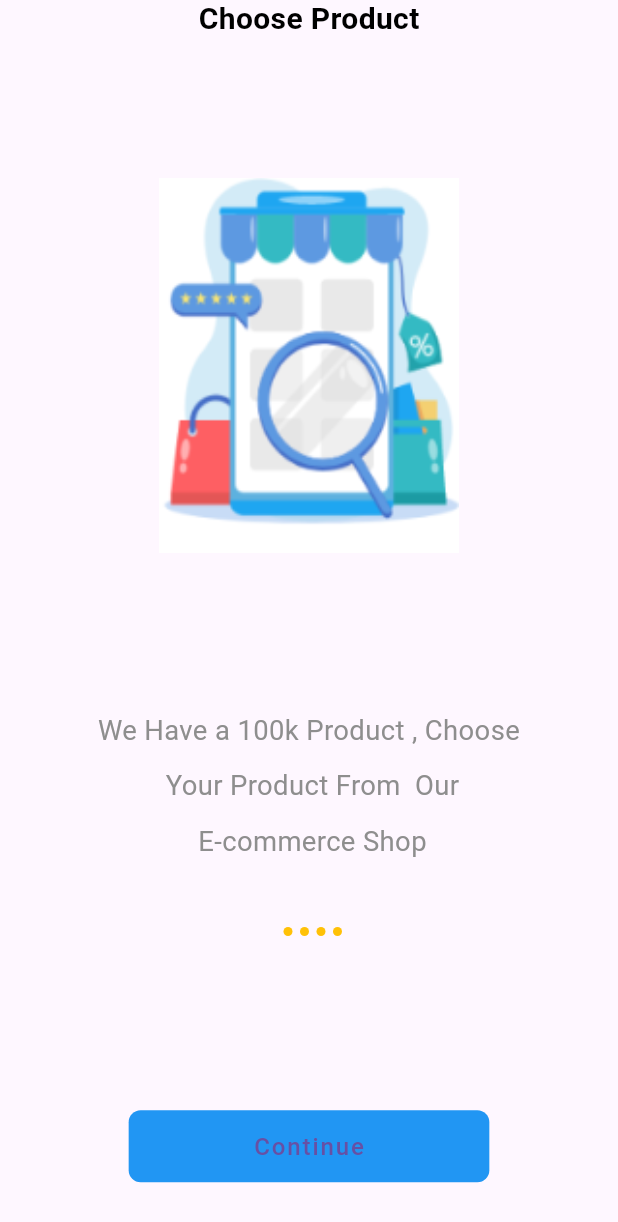
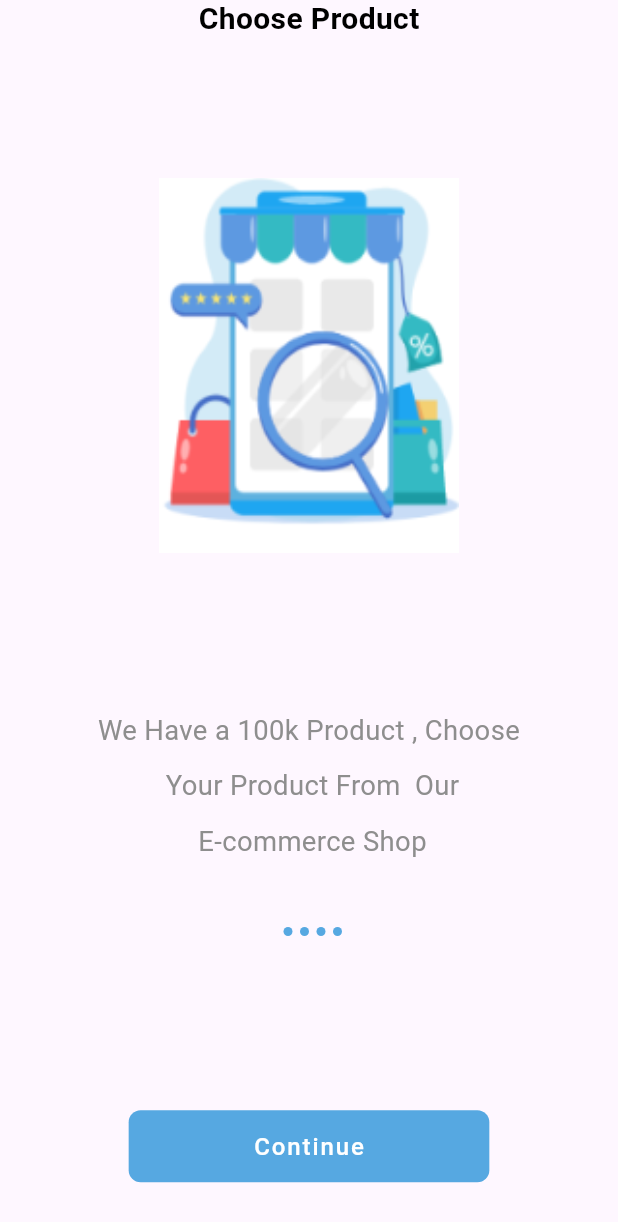
Before and after one commit to MohammedAnwar2/ecommerce-app, a Flutter app: the screen it shows after launch, on a phone screen of 412 x 824 dp. Shown: the top 1222 px of the screen. Run offline on Flutter 3.47's test engine with Material 3 defaults, Android fonts, the phone set to English and light mode, and no system bars; our stand-ins replace flutter_screenutil, get.

Commit message:
Added custom button and dot controller widgets for the onboarding screen to improve UI consistency and functionality.

```diff
--- a/lib/core/constant/color.dart
+++ b/lib/core/constant/color.dart
@@ -2,4 +2,5 @@ import 'package:flutter/material.dart';
 
 class AppColor {
   static const Color grey = Color(0xff8e8e8e);
+  static const Color blue = Color(0xff56A8E1);
 }
--- a/lib/view/screen/Onbording.dart
+++ b/lib/view/screen/Onbording.dart
@@ -1,7 +1,9 @@
+import 'package:ecommerce/core/constant/color.dart';
 import 'package:ecommerce/core/shared/horizontal_and_vertical_size.dart';
+import 'package:ecommerce/view/widget/onboarding/customButtom.dart';
+import 'package:ecommerce/view/widget/onboarding/dot_onboarding.dart';
 import 'package:ecommerce/view/widget/onboarding/pageview.dart';
 import 'package:flutter/material.dart';
-import 'package:flutter_screenutil/flutter_screenutil.dart';
 
 class Onbording extends StatelessWidget {
   const Onbording({super.key});
@@ -20,34 +22,11 @@ class Onbording extends StatelessWidget {
               flex: 1,
               child: Column(
                 children: [
-                  Row(
-                    mainAxisAlignment: MainAxisAlignment.center,
-                    children: List.generate(
-                        4,
-                        (index) => AnimatedContainer(
-                              height: 6,
-                              width: 6,
-                              margin: EdgeInsetsDirectional.only(start: 5),
-                              duration: Duration(milliseconds: 700),
-                              decoration: BoxDecoration(
-                                  color: Colors.amber,
-                                  borderRadius: BorderRadius.circular(10)),
-                            )),
-                  ),
+                  CustomDotControllerOnboarding(),
                   Spacer(
                     flex: 2,
                   ),
-                  Container(
-                      margin: EdgeInsetsDirectional.only(bottom: size(30)),
-                      padding:
-                          EdgeInsetsDirectional.symmetric(horizontal: size(60)),
-                      decoration: BoxDecoration(
-                          color: Colors.blue,
-                          borderRadius: BorderRadius.circular(8)),
-                      child: TextButton(
-                        onPressed: () {},
-                        child: Text("Continue"),
-                      )),
+                  CustomButtomOnboarding(),
                 ],
               ))
         ],
@@ -57,6 +36,9 @@ class Onbording extends StatelessWidget {
 }
 
 
+
+
+
 /*
 
  */
--- /dev/null
+++ b/lib/view/widget/onboarding/customButtom.dart
@@ -0,0 +1,25 @@
+import 'package:ecommerce/core/constant/color.dart';
+import 'package:ecommerce/core/shared/horizontal_and_vertical_size.dart';
+import 'package:flutter/material.dart';
+
+class CustomButtomOnboarding extends StatelessWidget {
+  const CustomButtomOnboarding({
+    super.key,
+  });
+
+  @override
+  Widget build(BuildContext context) {
+    return Container(
+        margin: EdgeInsetsDirectional.only(bottom: size(30)),
+        padding: EdgeInsetsDirectional.symmetric(horizontal: size(60)),
+        decoration: BoxDecoration(
+            color: AppColor.blue, borderRadius: BorderRadius.circular(8)),
+        child: TextButton(
+          onPressed: () {},
+          child: Text(
+            "Continue",
+            style: TextStyle(color: Colors.white),
+          ),
+        ));
+  }
+}
--- /dev/null
+++ b/lib/view/widget/onboarding/dot_onboarding.dart
@@ -0,0 +1,26 @@
+import 'package:ecommerce/core/constant/color.dart';
+import 'package:flutter/material.dart';
+
+class CustomDotControllerOnboarding extends StatelessWidget {
+  const CustomDotControllerOnboarding({
+    super.key,
+  });
+
+  @override
+  Widget build(BuildContext context) {
+    return Row(
+      mainAxisAlignment: MainAxisAlignment.center,
+      children: List.generate(
+          4,
+          (index) => AnimatedContainer(
+                height: 6,
+                width: 6,
+                margin: EdgeInsetsDirectional.only(start: 5),
+                duration: Duration(milliseconds: 700),
+                decoration: BoxDecoration(
+                    color: AppColor.blue,
+                    borderRadius: BorderRadius.circular(10)),
+              )),
+    );
+  }
+}
```
